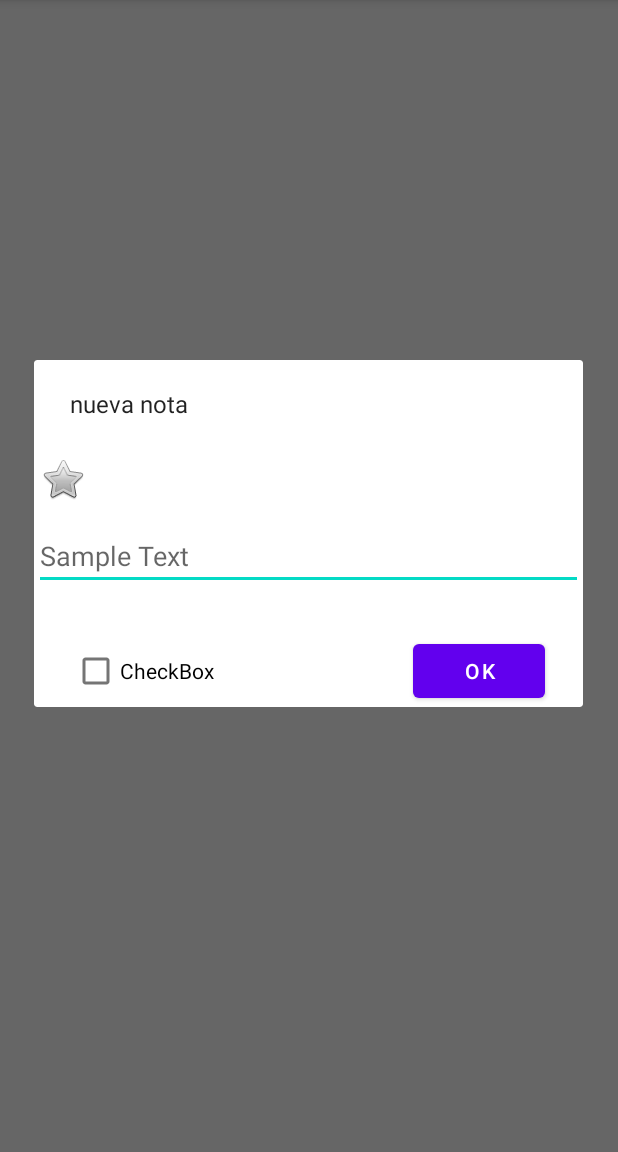
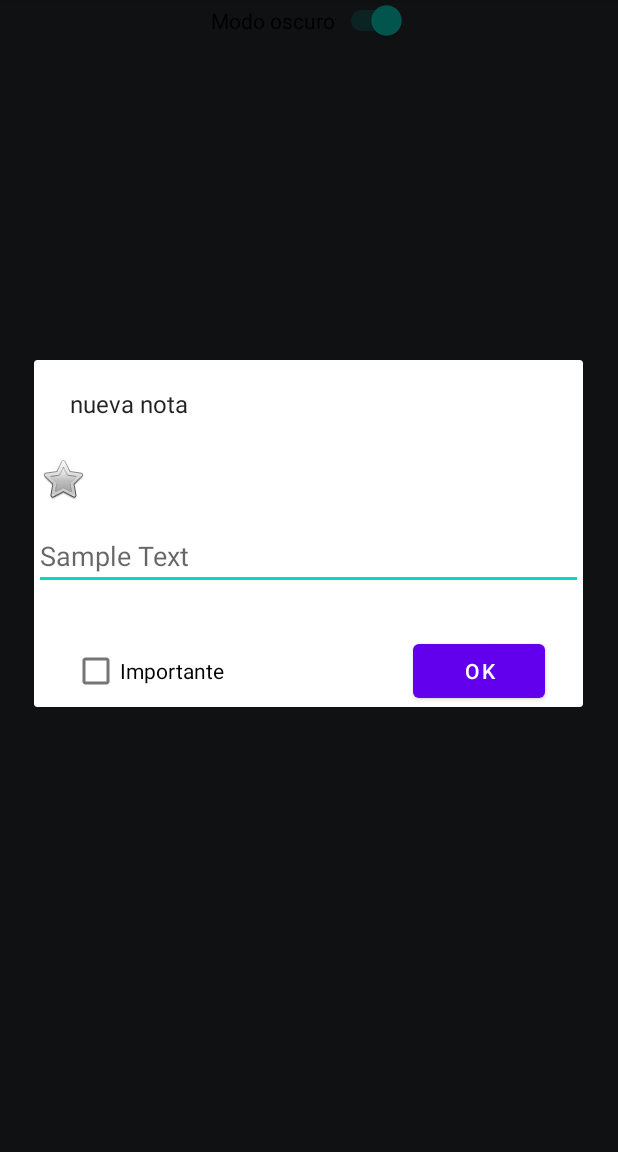
Before and after one commit to enekor/ProyectoAndroidT1, an Android app: the screen it shows after launch (MainActivity), after a tap on "Item", on a phone screen of 412 x 824 dp, the part 84-1236 px from its top. Run offline under Robolectric (Android 15) with nearby library versions, the phone set to English and light mode, and no system bars.

Commit message:
modo oscuro implementado

```diff
--- a/app/src/main/java/com/example/keepneo/Adaptator.java
+++ b/app/src/main/java/com/example/keepneo/Adaptator.java
@@ -1,5 +1,6 @@
 package com.example.keepneo;
 
+import android.graphics.Color;
 import android.util.Log;
 import android.view.LayoutInflater;
 import android.view.View;
@@ -9,6 +10,7 @@ import android.widget.EditText;
 
 import android.widget.TextView;
 import androidx.annotation.NonNull;
+import androidx.constraintlayout.widget.ConstraintLayout;
 import androidx.recyclerview.widget.RecyclerView;
 
 import java.util.List;
@@ -17,11 +19,13 @@ public class Adaptator extends RecyclerView.Adapter<Adaptator.ViewHolder> {
 
     private List<Nota> notas;
     private OnClick onClick;
+    private boolean modoOscuro;
 
-    public Adaptator (List<Nota> notas,OnClick onClick){
+    public Adaptator (List<Nota> notas,OnClick onClick,boolean modoOScuro){
 
         this.notas=notas;
         this.onClick=onClick;
+        this.modoOscuro=modoOScuro;
     }
 
     @NonNull
@@ -40,6 +44,20 @@ public class Adaptator extends RecyclerView.Adapter<Adaptator.ViewHolder> {
             String texto = notas.get(position).getTexto().substring(0,19);
             holder.texto.setText(texto +"...");
         }
+
+        if(modoOscuro){
+            holder.texto.setTextColor(Color.WHITE);
+            if(notas.get(position).importante){
+                holder.layout.setBackgroundColor(Color.rgb(34,1,51));
+                holder.texto.setTextColor(Color.GRAY);
+            }
+        }else{
+            holder.texto.setTextColor(Color.BLACK);
+            if(notas.get(position).importante){
+                holder.layout.setBackgroundColor(Color.rgb(203,107,255));
+                holder.texto.setTextColor(Color.BLACK);
+            }
+        }
     }
 
     @Override
@@ -50,6 +68,7 @@ public class Adaptator extends RecyclerView.Adapter<Adaptator.ViewHolder> {
     public class ViewHolder extends RecyclerView.ViewHolder implements View.OnClickListener,View.OnLongClickListener {
 
         private TextView texto;
+        private ConstraintLayout layout;
 
         public ViewHolder(@NonNull View itemView) {
             super(itemView);
@@ -57,6 +76,7 @@ public class Adaptator extends RecyclerView.Adapter<Adaptator.ViewHolder> {
             itemView.setOnLongClickListener(this);
 
             texto = itemView.findViewById(R.id.previewTitle);
+            layout = itemView.findViewById(R.id.layaout);
         }
 
         @Override
--- a/app/src/main/java/com/example/keepneo/MainActivity.java
+++ b/app/src/main/java/com/example/keepneo/MainActivity.java
@@ -2,19 +2,19 @@ package com.example.keepneo;
 
 import android.app.AlertDialog;
 import android.content.DialogInterface;
-import android.view.View;
+import android.graphics.Color;
+import android.os.Build;
+import android.widget.*;
 import androidx.annotation.NonNull;
+import androidx.annotation.RequiresApi;
 import androidx.appcompat.app.AppCompatActivity;
+import androidx.constraintlayout.widget.ConstraintLayout;
 import androidx.recyclerview.widget.LinearLayoutManager;
 import androidx.recyclerview.widget.RecyclerView;
 
 import android.os.Bundle;
 import android.view.Menu;
 import android.view.MenuItem;
-import android.widget.Button;
-import android.widget.Toast;
-
-import java.util.ArrayList;
 import java.util.List;
 
 public class MainActivity extends AppCompatActivity implements OnClick {
@@ -23,7 +23,10 @@ public class MainActivity extends AppCompatActivity implements OnClick {
     private RecyclerView listado;
     private Adaptator adaptador;
     private LinearLayoutManager llm;
+    private ConstraintLayout layout;
+    private Switch oscuroCheck;
 
+    private boolean modoOscuro = true;
     private JSonSerialicer serialicer;
 
     @Override
@@ -32,6 +35,7 @@ public class MainActivity extends AppCompatActivity implements OnClick {
         setContentView(R.layout.activity_main);
 
         initComponents();
+        listeners();
     }
 
     @Override
@@ -76,8 +80,13 @@ public class MainActivity extends AppCompatActivity implements OnClick {
         llm = new LinearLayoutManager(this);
         listado.setLayoutManager(llm);
 
+        layout = findViewById(R.id.layoutMain);
+        oscuroCheck = findViewById(R.id.modoOscuro);
+        oscuroCheck.setChecked(modoOscuro);
+
         notas = leerFichero();
 
+        cambiarModo();
         setAdaptador();
 
     }
@@ -132,7 +141,7 @@ public class MainActivity extends AppCompatActivity implements OnClick {
      * crea un nuevo adaptador con la lista de notas actualizada y la setea como adaptador del RecyclerView
      */
     private void setAdaptador() {
-        adaptador = new Adaptator(notas, this);
+        adaptador = new Adaptator(notas, this,this.modoOscuro);
         listado.setAdapter(adaptador);
     }
 
@@ -156,4 +165,32 @@ public class MainActivity extends AppCompatActivity implements OnClick {
 
         return alerta.create();
     }
+
+    private void cambiarModo() {
+       // Toast.makeText(MainActivity.this, ""+modoOscuro, Toast.LENGTH_SHORT).show();
+
+        if(this.modoOscuro){
+            //Toast.makeText(this, "true", Toast.LENGTH_SHORT).show();
+            layout.setBackgroundColor(Color.rgb(40,43,48));
+            listado.setBackgroundColor(Color.rgb(40,43,48));
+        }else{
+            //Toast.makeText(this, "false", Toast.LENGTH_SHORT).show();
+            layout.setBackgroundColor(Color.WHITE);
+            listado.setBackgroundColor(Color.WHITE);
+        }
+        setAdaptador();
+    }
+
+    private void listeners(){
+        oscuroCheck.setOnCheckedChangeListener(new CompoundButton.OnCheckedChangeListener() {
+            @RequiresApi(api = Build.VERSION_CODES.O)
+            @Override
+            public void onCheckedChanged(CompoundButton buttonView, boolean isChecked) {
+                modoOscuro = isChecked;
+
+                cambiarModo();
+                //setAdaptador();
+            }
+        });
+    }
 }
--- a/app/src/main/res/layout/activity_main.xml
+++ b/app/src/main/res/layout/activity_main.xml
@@ -5,13 +5,20 @@
         xmlns:app="http://schemas.android.com/apk/res-auto"
         android:layout_width="match_parent"
         android:layout_height="match_parent"
-        tools:context=".MainActivity">
+        tools:context=".MainActivity" android:id="@+id/layoutMain">
 
     <androidx.recyclerview.widget.RecyclerView
-        android:id="@+id/reciclerViewNotas"
-        android:layout_width="409dp"
-        android:layout_height="729dp"
-        app:layout_constraintEnd_toEndOf="parent"
-        app:layout_constraintStart_toStartOf="parent"
-        app:layout_constraintTop_toTopOf="parent" />
+            android:id="@+id/reciclerViewNotas"
+            android:layout_width="403dp"
+            android:layout_height="773dp"
+            app:layout_constraintEnd_toEndOf="parent"
+            app:layout_constraintStart_toStartOf="parent"
+            android:layout_marginTop="10dp" app:layout_constraintTop_toBottomOf="@+id/modoOscuro"
+    />
+    <Switch
+            android:text="Modo oscuro"
+            android:layout_width="wrap_content"
+            android:layout_height="wrap_content" android:id="@+id/modoOscuro"
+            app:layout_constraintEnd_toEndOf="parent" app:layout_constraintStart_toStartOf="parent"
+            android:checked="true" app:layout_constraintTop_toTopOf="parent"/>
 </androidx.constraintlayout.widget.ConstraintLayout>
--- a/app/src/main/res/layout/note.xml
+++ b/app/src/main/res/layout/note.xml
@@ -23,7 +23,7 @@
         android:layout_height="wrap_content"
         android:layout_marginStart="25dp"
         android:layout_marginTop="30dp"
-        android:text="CheckBox"
+        android:text="Importante"
         app:layout_constraintStart_toStartOf="parent"
         app:layout_constraintTop_toBottomOf="@+id/noteText" />
 
--- a/app/src/main/res/layout/note_preview.xml
+++ b/app/src/main/res/layout/note_preview.xml
@@ -2,7 +2,7 @@
 <androidx.constraintlayout.widget.ConstraintLayout xmlns:android="http://schemas.android.com/apk/res/android"
                                                    xmlns:app="http://schemas.android.com/apk/res-auto"
                                                    android:layout_width="match_parent"
-    android:layout_height="wrap_content">
+                                                   android:layout_height="wrap_content" android:id="@+id/layaout">
 
     <TextView
             android:id="@+id/previewTitle"
@@ -12,7 +12,7 @@
             android:text="TextView"
             app:layout_constraintEnd_toEndOf="parent"
             app:layout_constraintStart_toStartOf="parent"
-        app:layout_constraintTop_toTopOf="parent" />
+            app:layout_constraintTop_toTopOf="parent"/>
 
     <View
             android:id="@+id/divider"
@@ -21,6 +21,6 @@
             android:layout_marginTop="25dp"
             android:background="?android:attr/listDivider"
             app:layout_constraintStart_toStartOf="parent"
-        app:layout_constraintTop_toBottomOf="@+id/previewTitle" />
+            app:layout_constraintTop_toBottomOf="@+id/previewTitle"/>
 
 </androidx.constraintlayout.widget.ConstraintLayout>
```
Lines whose indentation alone changed are shown as unchanged.
